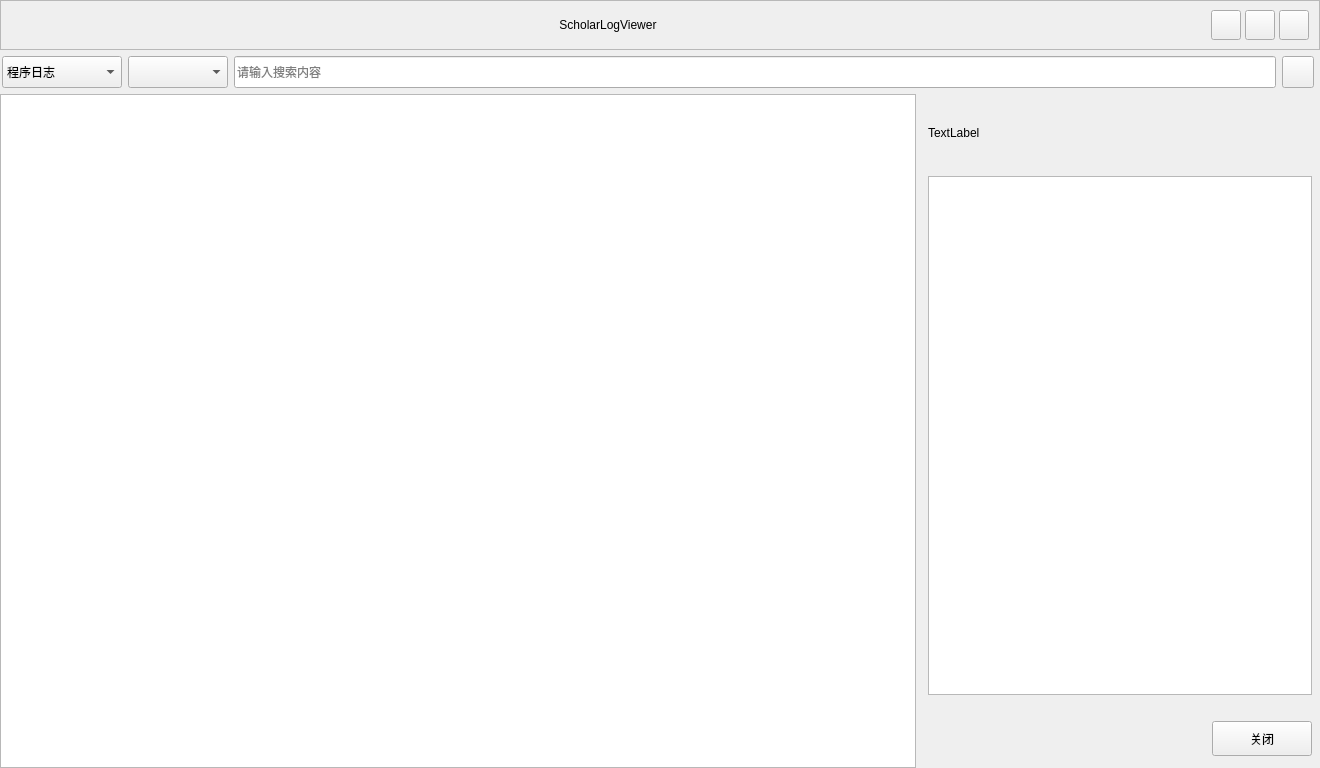
Old version of the form scholarlogviewer.ui in the repository fashion1840/ScholarLogViewer.
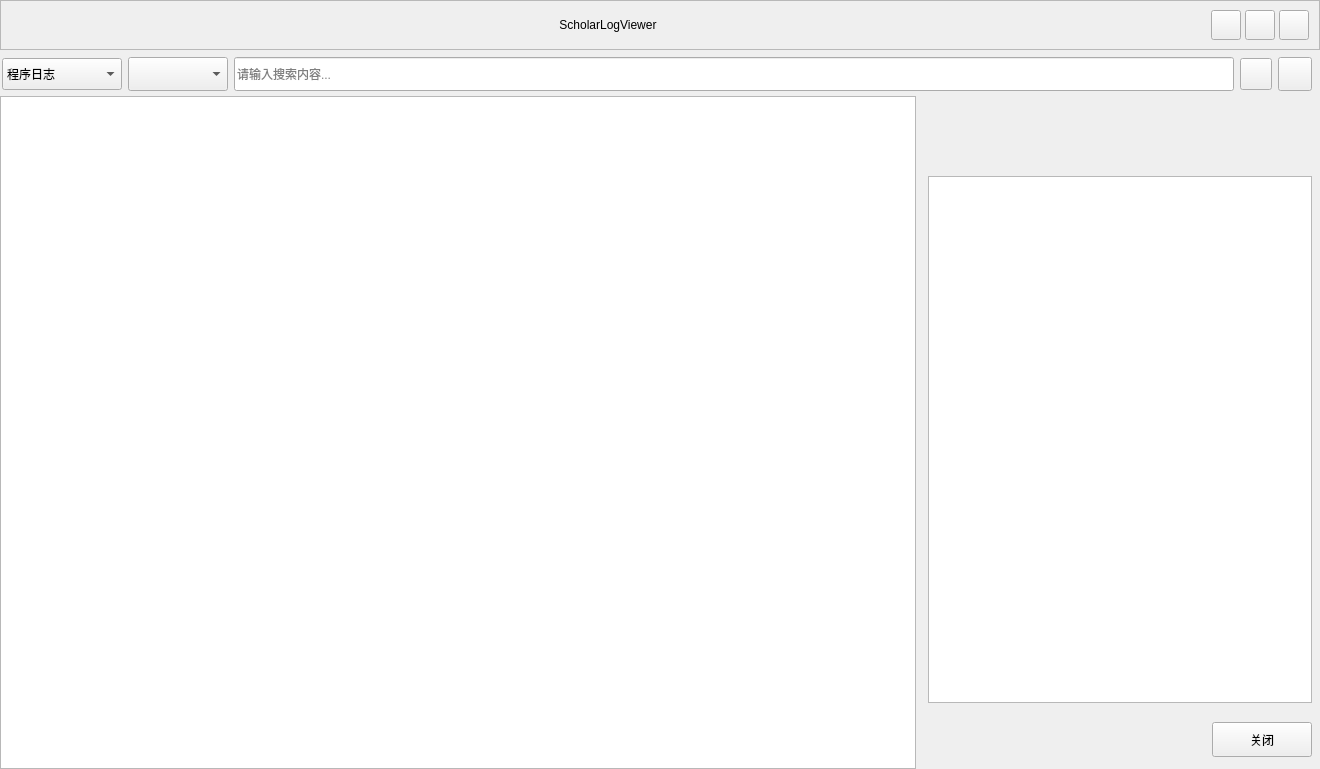
New version of the form. Icons and pictures are not drawn.

Commit message: add open expand content widget button.

The edit to the form file:
```diff
--- a/scholarlogviewer.ui
+++ b/scholarlogviewer.ui
@@ -7,7 +7,7 @@
     <x>0</x>
     <y>0</y>
     <width>1320</width>
-    <height>768</height>
+    <height>769</height>
    </rect>
   </property>
   <property name="windowTitle">
@@ -233,7 +233,7 @@
      <property name="minimumSize">
       <size>
        <width>0</width>
-       <height>32</height>
+       <height>34</height>
       </size>
      </property>
      <property name="maximumSize">
@@ -253,7 +253,7 @@
        <number>0</number>
       </property>
       <property name="rightMargin">
-       <number>6</number>
+       <number>8</number>
       </property>
       <property name="bottomMargin">
        <number>0</number>
@@ -309,7 +309,7 @@
          </size>
         </property>
         <property name="placeholderText">
-         <string>请输入搜索内容</string>
+         <string>请输入搜索内容...</string>
         </property>
        </widget>
       </item>
@@ -346,6 +346,42 @@
         </property>
        </widget>
       </item>
+      <item>
+       <widget class="QPushButton" name="btnExpandContent">
+        <property name="sizePolicy">
+         <sizepolicy hsizetype="Fixed" vsizetype="Fixed">
+          <horstretch>0</horstretch>
+          <verstretch>0</verstretch>
+         </sizepolicy>
+        </property>
+        <property name="minimumSize">
+         <size>
+          <width>34</width>
+          <height>34</height>
+         </size>
+        </property>
+        <property name="maximumSize">
+         <size>
+          <width>34</width>
+          <height>34</height>
+         </size>
+        </property>
+        <property name="toolTip">
+         <string>分栏</string>
+        </property>
+        <property name="styleSheet">
+         <string notr="true">QPushButton{
+border-image: url(:/images/gather.png);
+}
+QPushButton:hover{
+border-image: url(:/images/gather_hover.png);
+}</string>
+        </property>
+        <property name="text">
+         <string/>
+        </property>
+       </widget>
+      </item>
      </layout>
     </widget>
    </item>
@@ -393,7 +429,7 @@
         </property>
         <layout class="QVBoxLayout" name="verticalLayout">
          <property name="spacing">
-          <number>6</number>
+          <number>4</number>
          </property>
          <property name="leftMargin">
           <number>8</number>
@@ -432,7 +468,7 @@
             </size>
            </property>
            <property name="text">
-            <string>TextLabel</string>
+            <string/>
            </property>
            <property name="wordWrap">
             <bool>true</bool>
@@ -482,7 +518,7 @@
            <property name="sizeHint" stdset="0">
             <size>
              <width>20</width>
-             <height>20</height>
+             <height>15</height>
             </size>
            </property>
           </spacer>
```
Left out of the diff: 3 changed lines with no effect on the pictures. The commit also changes 9 other files.
